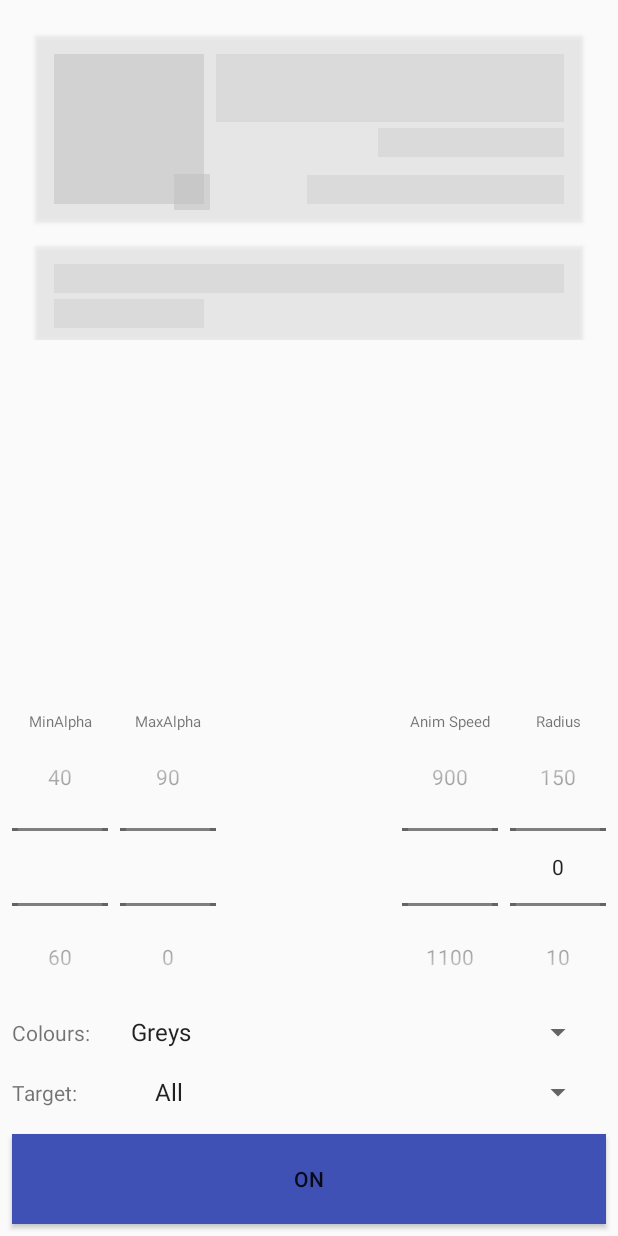
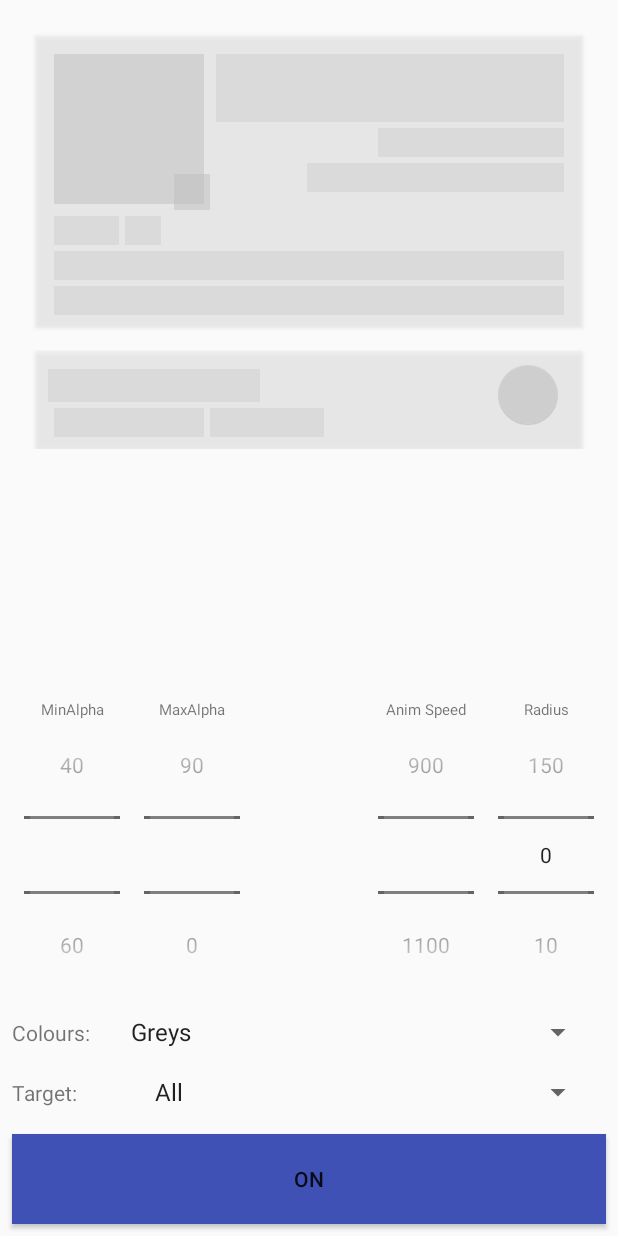
Before and after one commit to Flinted/DYOR, an Android app: the screen it shows after launch (DeckActivity), after a tap on "OFF", on a phone screen of 412 x 824 dp. Run offline under Robolectric (Android 15) with nearby library versions, the phone set to English and light mode, and no system bars; our stand-ins replace Dagger/Hilt's generated code, data binding; libraries missing offline, so code that uses them is left out: com.jakewharton.threetenabp; 1 statement that could not run was skipped.

Commit message:
Add ImageButtonState

```diff
--- a/app/src/main/res/layout/activity_deck.xml
+++ b/app/src/main/res/layout/activity_deck.xml
@@ -45,7 +45,6 @@
                         android:id="@+id/test_image_profile_container"
                         android:layout_width="wrap_content"
                         android:layout_height="wrap_content"
-                        app:layout_constraintBottom_toBottomOf="parent"
                         app:layout_constraintStart_toStartOf="parent"
                         app:layout_constraintTop_toTopOf="parent">
 
@@ -69,6 +68,26 @@
                             android:src="@drawable/ic_camera_alt_black_24dp" />
                     </RelativeLayout>
 
+
+                    <TextView
+                        android:id="@+id/points_title"
+                        android:layout_width="wrap_content"
+                        android:layout_height="wrap_content"
+                        android:layout_margin="4dp"
+                        android:text="Points:"
+                        app:layout_constraintStart_toStartOf="parent"
+                        app:layout_constraintTop_toBottomOf="@id/test_image_profile_container" />
+
+                    <TextView
+                        android:id="@+id/points"
+                        android:layout_width="wrap_content"
+                        android:layout_height="wrap_content"
+                        android:layout_alignEnd="@id/points_title"
+                        android:layout_margin="4dp"
+                        android:text="500"
+                        app:layout_constraintStart_toEndOf="@id/points_title"
+                        app:layout_constraintTop_toBottomOf="@id/test_image_profile_container" />
+
                     <EditText
                         android:id="@+id/test_name_input"
                         android:layout_width="0dp"
@@ -90,12 +109,29 @@
                         app:layout_constraintTop_toBottomOf="@id/test_name_input" />
 
                     <TextView
+                        android:id="@+id/member_since"
                         android:layout_width="wrap_content"
                         android:layout_height="wrap_content"
                         android:layout_margin="4dp"
                         android:text="Member Since: 16/04/2017"
-                        app:layout_constraintBottom_toBottomOf="parent"
-                        app:layout_constraintEnd_toEndOf="parent" />
+                        app:layout_constraintEnd_toEndOf="parent"
+                        app:layout_constraintTop_toBottomOf="@id/test_user_type" />
+
+                    <TextView
+                        android:id="@+id/address"
+                        android:layout_width="match_parent"
+                        android:layout_height="wrap_content"
+                        android:layout_margin="4dp"
+                        android:text="Address: 14 MadeUp Street, MadeUp City"
+                        app:layout_constraintTop_toBottomOf="@id/points_title" />
+
+                    <TextView
+                        android:id="@+id/phone"
+                        android:layout_width="match_parent"
+                        android:layout_height="wrap_content"
+                        android:layout_margin="4dp"
+                        android:text="Phone: 01234 567 890"
+                        app:layout_constraintTop_toBottomOf="@id/address" />
 
                 </android.support.constraint.ConstraintLayout>
             </android.support.v7.widget.CardView>
@@ -112,14 +148,16 @@
                     android:id="@+id/test_order_container"
                     android:layout_width="match_parent"
                     android:layout_height="wrap_content"
-                    android:padding="8dp">
+                    android:layout_margin="8dp">
 
                     <TextView
                         android:id="@+id/recent_orders"
-                        android:layout_width="match_parent"
+                        android:layout_width="wrap_content"
                         android:layout_height="wrap_content"
                         android:layout_margin="4dp"
                         android:text="Your Recent Orders"
+                        android:textSize="16sp"
+                        android:textStyle="bold"
                         app:layout_constraintTop_toTopOf="parent" />
 
                     <TextView
@@ -136,22 +174,19 @@
                         android:layout_width="wrap_content"
                         android:layout_height="wrap_content"
                         android:layout_margin="4dp"
-                        app:layout_constraintEnd_toEndOf="parent"
+                        android:text="02/01/2011"
+                        app:layout_constraintStart_toEndOf="@id/last_order"
                         app:layout_constraintTop_toBottomOf="@id/recent_orders" />
 
-                    <android.support.v7.widget.RecyclerView
-                        android:layout_width="match_parent"
+                    <android.support.design.widget.FloatingActionButton
+                        android:layout_width="wrap_content"
                         android:layout_height="wrap_content"
-                        app:layout_constraintTop_toBottomOf="@id/last_order" />
+                        android:layout_margin="8dp"
+                        android:src="@drawable/ic_camera_alt_black_24dp"
+                        app:fabSize="mini"
+                        app:layout_constraintBottom_toBottomOf="parent"
+                        app:layout_constraintEnd_toEndOf="parent" />
 
-                    <android.support.design.widget.FloatingActionButton
-                        android:layout_width="40dp"
-                        android:layout_height="40dp"
-                        android:layout_margin="8dp"
-                        android:background="@color/colorPrimaryDark"
-                        android:src="@drawable/ic_camera_alt_black_24dp"
-                        app:layout_constraintEnd_toEndOf="parent"
-                        app:layout_constraintTop_toBottomOf="parent" />
                 </android.support.constraint.ConstraintLayout>
             </android.support.v7.widget.CardView>
         </android.support.constraint.ConstraintLayout>
@@ -175,7 +210,7 @@
                 android:id="@+id/minAlpha"
                 android:layout_width="wrap_content"
                 android:layout_height="wrap_content"
-                android:layout_margin="8dp"
+                android:layout_margin="16dp"
                 android:padding="4dp"
                 app:layout_constraintBottom_toTopOf="@id/color_select_spinner"
                 app:layout_constraintStart_toStartOf="parent" />
@@ -193,7 +228,7 @@
                 android:id="@+id/maxAlpha"
                 android:layout_width="wrap_content"
                 android:layout_height="wrap_content"
-                android:layout_margin="8dp"
+                android:layout_margin="16dp"
                 android:padding="4dp"
                 app:layout_constraintBottom_toTopOf="@id/color_select_spinner"
                 app:layout_constraintStart_toEndOf="@id/minAlpha" />
@@ -211,7 +246,7 @@
                 android:id="@+id/speed"
                 android:layout_width="wrap_content"
                 android:layout_height="wrap_content"
-                android:layout_margin="8dp"
+                android:layout_margin="16dp"
                 android:padding="4dp"
                 app:layout_constraintBottom_toTopOf="@id/color_select_spinner"
                 app:layout_constraintEnd_toStartOf="@id/radius" />
@@ -229,7 +264,7 @@
                 android:id="@+id/radius"
                 android:layout_width="wrap_content"
                 android:layout_height="wrap_content"
-                android:layout_margin="8dp"
+                android:layout_margin="16dp"
                 android:padding="4dp"
                 app:layout_constraintBottom_toTopOf="@id/color_select_spinner"
                 app:layout_constraintEnd_toEndOf="parent" />
--- a/doppel/src/main/java/makes/flint/doppel/doppelState/backgroundproviders/DoppelBackgroundProvider.kt
+++ b/doppel/src/main/java/makes/flint/doppel/doppelState/backgroundproviders/DoppelBackgroundProvider.kt
@@ -9,4 +9,5 @@ import android.view.View
 interface DoppelBackgroundProvider {
 
     fun getBackgroundFor(view: View, layer: Int, depth: Int): Drawable
+    fun getColorFor(view: View, layer: Int, depth: Int): Int
 }
--- a/doppel/src/main/java/makes/flint/doppel/doppelState/backgroundproviders/DoppelColorDrawablesProvider.kt
+++ b/doppel/src/main/java/makes/flint/doppel/doppelState/backgroundproviders/DoppelColorDrawablesProvider.kt
@@ -17,7 +17,7 @@ class DoppelColorDrawablesProvider(context: Context, private val colors: List<In
     private var radius = 0f
 
     override fun getBackgroundFor(view: View, layer: Int, depth: Int): Drawable {
-        val color = getColorFor(layer, depth)
+        val color = getColorFor(view, layer, depth)
         return DoppelColorDrawable(color, animationSpeed, minAlpha, maxAlpha, radius)
     }
 
@@ -45,7 +45,7 @@ class DoppelColorDrawablesProvider(context: Context, private val colors: List<In
         radius = radiusPixels
     }
 
-    private fun getColorFor(layer: Int, depth: Int): Int {
+    override fun getColorFor(view: View, layer: Int, depth: Int): Int {
         if (layer > colors.size) {
             return colors.first()
         }
--- a/doppel/src/main/java/makes/flint/doppel/doppelState/backgroundproviders/DoppelViewTypeColorProvider.kt
+++ b/doppel/src/main/java/makes/flint/doppel/doppelState/backgroundproviders/DoppelViewTypeColorProvider.kt
@@ -8,7 +8,7 @@ import makes.flint.doppel.doppelState.backgroundproviders.drawables.DoppelColorD
 /**
  * DoppelViewTypeColorProvider
  */
-class DoppelViewTypeColorProvider(defaultColor: Int = Color.GRAY
+class DoppelViewTypeColorProvider(private val defaultColor: Int = Color.GRAY
 ) : DoppelBackgroundProvider {
 
     private var animationSpeed: Long = 1000
@@ -23,6 +23,10 @@ class DoppelViewTypeColorProvider(defaultColor: Int = Color.GRAY
     override fun getBackgroundFor(view: View, layer: Int, depth: Int): Drawable {
         val color = map[view.javaClass] ?: return defaultDrawable.value
         return DoppelColorDrawable(color, animationSpeed, minAlpha, maxAlpha, radius)
+    }
+
+    override fun getColorFor(view: View, layer: Int, depth: Int): Int {
+        return map[view.javaClass] ?: return defaultColor
     }
 
     fun addViewTypeColors(vararg viewPairs: DoppelViewTypeColor<*>) {
--- a/doppel/src/main/java/makes/flint/doppel/doppelState/backgroundproviders/drawables/DoppelColorDrawable.kt
+++ b/doppel/src/main/java/makes/flint/doppel/doppelState/backgroundproviders/drawables/DoppelColorDrawable.kt
@@ -9,7 +9,7 @@ import android.view.animation.Animation
 /**
  * DoppelColorDrawable
  */
-class DoppelColorDrawable(color: Int,
+class DoppelColorDrawable(val color: Int,
                           private val animationSpeed: Long,
                           private val minAlpha: Float,
                           private val maxAlpha: Float,
--- a/doppel/src/main/java/makes/flint/doppel/doppelState/doppelbuilder/configuration/DoppelConfigurable.kt
+++ b/doppel/src/main/java/makes/flint/doppel/doppelState/doppelbuilder/configuration/DoppelConfigurable.kt
@@ -13,4 +13,5 @@ interface DoppelConfigurable {
 
     fun validate(view: View): Boolean
     fun getBackgroundFor(view: View, layer: Int): Drawable
+    fun getColorFor(view: View, layer: Int): Int
 }
--- a/doppel/src/main/java/makes/flint/doppel/doppelState/doppelbuilder/configuration/DoppelConfiguration.kt
+++ b/doppel/src/main/java/makes/flint/doppel/doppelState/doppelbuilder/configuration/DoppelConfiguration.kt
@@ -27,4 +27,5 @@ class DoppelConfiguration internal constructor(context:Context) : DoppelConfigur
     }
 
     override fun getBackgroundFor(view: View, layer: Int) = backgroundProvider.getBackgroundFor(view, layer, depth)
+    override fun getColorFor(view: View, layer: Int): Int = backgroundProvider.getColorFor(view,layer,depth)
 }
--- /dev/null
+++ b/doppel/src/main/java/makes/flint/doppel/doppelState/state/ImageButtonState.kt
@@ -0,0 +1,38 @@
+package makes.flint.doppel.doppelState.state
+
+import android.content.res.ColorStateList
+import android.graphics.Color
+import android.graphics.drawable.ColorDrawable
+import android.graphics.drawable.Drawable
+import android.widget.ImageButton
+import makes.flint.doppel.doppelState.backgroundproviders.drawables.DoppelAnimatable
+
+/**
+ * ImageButtonState
+ */
+class ImageButtonState(view: ImageButton,
+                       val background: Drawable,
+                       val color: Int) : BaseViewState<ImageButton>(view), ViewState<ImageButton> {
+
+    private val originalBackground = view.background
+    private val originalImage = view.drawable
+    private val originalTint = view.backgroundTintList
+
+    override fun doppel() {
+        super.doppel()
+        val view = view.get() ?: return
+        view.background = background
+        view.backgroundTintList = ColorStateList.valueOf(color)
+        view.setImageDrawable(ColorDrawable(Color.TRANSPARENT))
+        (view.background as? DoppelAnimatable)?.start(view)
+    }
+
+    override fun restore() {
+        super.restore()
+        val view = view.get() ?: return
+        view.background = originalBackground
+        view.backgroundTintList = originalTint
+        view.setImageDrawable(originalImage)
+        (view.background as? DoppelAnimatable)?.stop(view)
+    }
+}
--- a/doppel/src/main/java/makes/flint/doppel/doppelState/state/ViewStateFactory.kt
+++ b/doppel/src/main/java/makes/flint/doppel/doppelState/state/ViewStateFactory.kt
@@ -1,6 +1,7 @@
 package makes.flint.doppel.doppelState.state
 
 import android.view.View
+import android.widget.ImageButton
 import android.widget.ImageView
 import android.widget.TextView
 import makes.flint.doppel.doppelState.doppelbuilder.configuration.DoppelConfigurable
@@ -12,8 +13,10 @@ object ViewStateFactory {
 
     fun makeStateFor(view: View, configuration: DoppelConfigurable, layer: Int): ViewState<*> {
         val background = configuration.getBackgroundFor(view, layer)
+        val color = configuration.getColorFor(view, layer)
         return when {
             layer > configuration.depth -> HideViewState(view)
+            view is ImageButton -> ImageButtonState(view, background, color)
             view is TextView -> TextViewState(view, background)
             view is ImageView -> ImageViewState(view, background)
             else -> BackgroundOnlyState(view, background)
```
